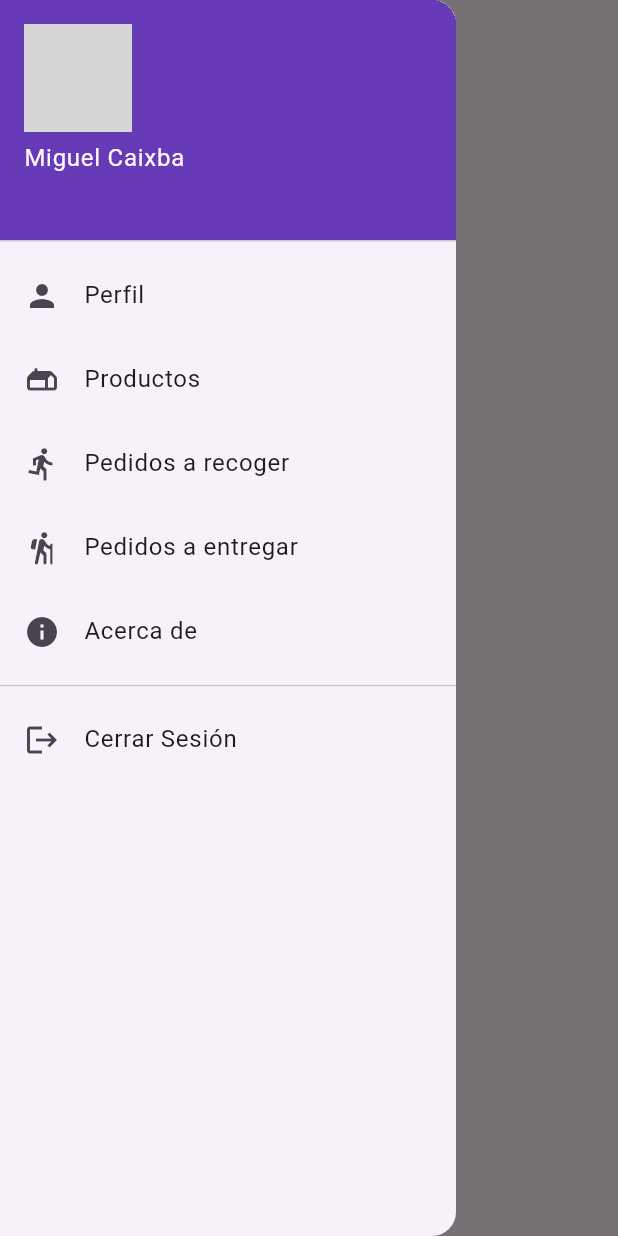
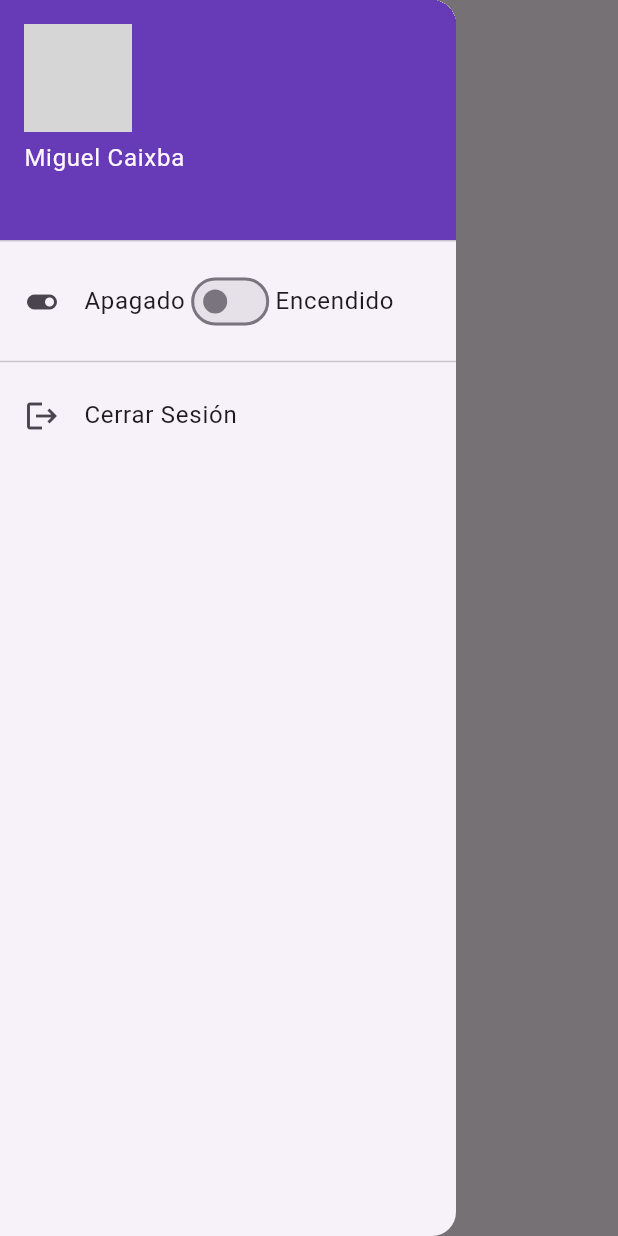
Before and after one commit to basgomcesar/proyectoFoodNow, a Flutter app: the HomeScreen screen opened by its route, with the side drawer open, on a phone screen of 412 x 824 dp. Run offline on Flutter 3.47's test engine with Material 3 defaults, Android fonts, the phone set to English and light mode, and no system bars; our stand-ins replace bloc, dartz, dio, equatable, flutter_bloc, flutter_svg and 3 more; accounts and stored records are empty; network calls fail; grey boxes are pictures that could not be loaded.

Commit message:
Cambios dani

```diff
--- a/lib/features/user/data/datasources/user_remote_data_source.dart
+++ b/lib/features/user/data/datasources/user_remote_data_source.dart
@@ -1,4 +1,3 @@
-import 'dart:typed_data';
 
 import 'package:dio/dio.dart';
 import 'package:loging_app/features/user/data/models/user_model.dart';
--- a/lib/features/user/data/repositories/user_repository_impl.dart
+++ b/lib/features/user/data/repositories/user_repository_impl.dart
@@ -1,4 +1,3 @@
-import 'dart:typed_data';
 
 import 'package:dartz/dartz.dart';
 
--- a/lib/features/user/domain/repositories/user_repository.dart
+++ b/lib/features/user/domain/repositories/user_repository.dart
@@ -1,4 +1,3 @@
-import 'dart:typed_data';
 
 import 'package:dartz/dartz.dart';
 import 'package:loging_app/features/user/domain/entities/user.dart';
--- a/lib/features/user/presentation/bloc/create_profile/create_profile_event.dart
+++ b/lib/features/user/presentation/bloc/create_profile/create_profile_event.dart
@@ -1,4 +1,3 @@
-import 'dart:typed_data';
 
 import 'package:equatable/equatable.dart';
 
--- a/lib/features/user/presentation/screens/CreateProfile.dart
+++ b/lib/features/user/presentation/screens/CreateProfile.dart
@@ -47,7 +47,7 @@ class _CreateProfileContentState extends State<CreateProfileContent> {
   final FocusNode _nameFocusNode = FocusNode();
   final FocusNode _emailFocusNode = FocusNode();
   final FocusNode _passwordFocusNode = FocusNode();
-  bool _isAvailable = true; // Valor predeterminado
+  final bool _isAvailable = true; // Valor predeterminado
 
 //Libera recursos cuando ya no son utilizados
 @override
--- a/lib/features/user/presentation/screens/HomeScreen.dart
+++ b/lib/features/user/presentation/screens/HomeScreen.dart
@@ -3,7 +3,6 @@ import 'package:flutter/material.dart';
 class HomeScreen extends StatefulWidget {
   final String email;
 
-  // Constructor para recibir el correo electrónico
   const HomeScreen({super.key, required this.email});
 
   @override
@@ -11,7 +10,7 @@ class HomeScreen extends StatefulWidget {
 }
 
 class _HomeScreenState extends State<HomeScreen> {
-  // Puedes añadir más variables de estado si es necesario
+  bool _isSwitched = false; // Estado del Switch
 
   @override
   Widget build(BuildContext context) {
@@ -23,58 +22,33 @@ class _HomeScreenState extends State<HomeScreen> {
         child: ListView(
           padding: EdgeInsets.zero,
           children: [
-            // Cabecera del Drawer con información del usuario
             UserAccountsDrawerHeader(
               decoration: const BoxDecoration(
                 color: Colors.deepPurple,
               ),
               accountName: const Text('Miguel Caixba'),
-              accountEmail: Text(widget.email), // Mostrar el correo electrónico pasado
+              accountEmail: Text(widget.email),
               currentAccountPicture: const CircleAvatar(
                 backgroundImage: NetworkImage('https://picsum.photos/200'),
               ),
             ),
-            // Opción de Perfil
+            // Switch directo debajo del nombre
             ListTile(
-              leading: const Icon(Icons.person),
-              title: const Text('Perfil'),
-              onTap: () {
-                Navigator.pop(context); // Cerrar el Drawer
-                Navigator.pushNamed(context, '/perfil', arguments: widget.email);
-              },
-            ),
-            // Otras opciones del Drawer
-            ListTile(
-              leading: const Icon(Icons.gite_rounded),
-              title: const Text('Productos'),
-              onTap: () {
-                Navigator.pop(context);
-                // Navigator.pushNamed(context, '/configuraciones');
-              },
-            ),
-            ListTile(
-              leading: const Icon(Icons.directions_run ),
-              title: const Text('Pedidos a recoger'),
-              onTap: () {
-                Navigator.pop(context);
-                // Navigator.pushNamed(context, '/historial');
-              },
-            ),
-            ListTile(
-              leading: const Icon(Icons.hiking_rounded),
-              title: const Text('Pedidos a entregar'),
-              onTap: () {
-                Navigator.pop(context);
-                // Navigator.pushNamed(context, '/ayuda');
-              },
-            ),
-            ListTile(
-              leading: const Icon(Icons.info),
-              title: const Text('Acerca de'),
-              onTap: () {
-                Navigator.pop(context);
-                // Navigator.pushNamed(context, '/acerca');
-              },
+              leading: const Icon(Icons.toggle_on),
+              title: Row(
+                children: [
+                  const Text('Apagado'),
+                  Switch(
+                    value: _isSwitched,
+                    onChanged: (value) {
+                      setState(() {
+                        _isSwitched = value;
+                      });
+                    },
+                  ),
+                  const Text('Encendido'),
+                ],
+              ),
             ),
             const Divider(),
             ListTile(
@@ -82,7 +56,6 @@ class _HomeScreenState extends State<HomeScreen> {
               title: const Text('Cerrar Sesión'),
               onTap: () {
                 Navigator.pop(context);
-                // Navegar de regreso al LoginScreen y reemplazar la pila de navegación
                 Navigator.pushReplacementNamed(context, '/');
               },
             ),
--- a/lib/features/user/presentation/widgets/actions_buttons.dart
+++ b/lib/features/user/presentation/widgets/actions_buttons.dart
@@ -4,7 +4,7 @@ class ActionButtons extends StatelessWidget {
   final VoidCallback onLoginPressed;
   final VoidCallback onCreateAccountPressed;
 
-  const ActionButtons({Key? key, required this.onLoginPressed, required this.onCreateAccountPressed}) : super(key: key);
+  const ActionButtons({super.key, required this.onLoginPressed, required this.onCreateAccountPressed});
 
   @override
   Widget build(BuildContext context) {
--- a/lib/features/user/presentation/widgets/custom_dropdown_field.dart
+++ b/lib/features/user/presentation/widgets/custom_dropdown_field.dart
@@ -8,13 +8,13 @@ class CustomDropdownField<T> extends StatelessWidget {
   final FormFieldValidator<T>? validator;
 
   const CustomDropdownField({
-    Key? key,
+    super.key,
     required this.labelText,
     required this.items,
     required this.selectedValue,
     required this.onChanged,
     this.validator,
-  }) : super(key: key);
+  });
 
   @override
   Widget build(BuildContext context) {
@@ -22,7 +22,7 @@ class CustomDropdownField<T> extends StatelessWidget {
       value: selectedValue,
       decoration: InputDecoration(
         labelText: labelText,
-        border: OutlineInputBorder(borderRadius: BorderRadius.all(Radius.circular(20))),
+        border: const OutlineInputBorder(borderRadius: BorderRadius.all(Radius.circular(20))),
       ),
       items: items.map((T item) {
         return DropdownMenuItem<T>(
--- a/lib/features/user/presentation/widgets/custom_text_field.dart
+++ b/lib/features/user/presentation/widgets/custom_text_field.dart
@@ -7,12 +7,12 @@ class CustomTextField extends StatelessWidget {
   final String? Function(String?)? validator;
 
   const CustomTextField({
-    Key? key,
+    super.key,
     required this.controller,
     required this.labelText,
     this.keyboardType = TextInputType.text,
     this.validator,
-  }) : super(key: key);
+  });
 
   @override
   Widget build(BuildContext context) {
@@ -20,7 +20,7 @@ class CustomTextField extends StatelessWidget {
       controller: controller,
       decoration: InputDecoration(
         labelText: labelText,
-        border: OutlineInputBorder(borderRadius: BorderRadius.all(Radius.circular(20))),
+        border: const OutlineInputBorder(borderRadius: BorderRadius.all(Radius.circular(20))),
       ),
       keyboardType: keyboardType,
       validator: validator,
--- a/lib/features/user/presentation/widgets/email_field_widget.dart
+++ b/lib/features/user/presentation/widgets/email_field_widget.dart
@@ -9,7 +9,7 @@ class EmailField extends StatelessWidget {
   @override
   Widget build(BuildContext context) {
     return ConstrainedBox(
-      constraints: BoxConstraints(maxWidth: 700),
+      constraints: const BoxConstraints(maxWidth: 700),
       child: Container(
         margin: const EdgeInsets.only(bottom: 20),
         child: TextFormField(
--- a/lib/features/user/presentation/widgets/image_display.dart
+++ b/lib/features/user/presentation/widgets/image_display.dart
@@ -5,7 +5,7 @@ import 'package:flutter/material.dart';
 class ImageDisplay extends StatelessWidget {
   final File? imageFile;
 
-  const ImageDisplay({Key? key, this.imageFile}) : super(key: key);
+  const ImageDisplay({super.key, this.imageFile});
 
   @override
   Widget build(BuildContext context) {
--- a/lib/features/user/presentation/widgets/image_picker_button.dart
+++ b/lib/features/user/presentation/widgets/image_picker_button.dart
@@ -4,7 +4,7 @@ import 'package:flutter/material.dart';
 class ImagePickerButton extends StatelessWidget {
   final VoidCallback onPressed;
 
-  const ImagePickerButton({Key? key, required this.onPressed}) : super(key: key);
+  const ImagePickerButton({super.key, required this.onPressed});
 
   @override
   Widget build(BuildContext context) {
--- a/lib/features/user/presentation/widgets/logo_widget.dart
+++ b/lib/features/user/presentation/widgets/logo_widget.dart
@@ -4,7 +4,7 @@ import 'package:flutter_svg/flutter_svg.dart';
 class LogoWidget extends StatelessWidget {
   final bool isVisible;
 
-  const LogoWidget({Key? key, required this.isVisible}) : super(key: key);
+  const LogoWidget({super.key, required this.isVisible});
 
   @override
   Widget build(BuildContext context) {
--- a/lib/features/user/presentation/widgets/password_field_widget.dart
+++ b/lib/features/user/presentation/widgets/password_field_widget.dart
@@ -8,7 +8,7 @@ class PasswordField extends StatelessWidget {
 
   @override
   Widget build(BuildContext context) {
-    return ConstrainedBox(constraints: BoxConstraints(maxWidth: 700),
+    return ConstrainedBox(constraints: const BoxConstraints(maxWidth: 700),
     child:  Container(
       margin: const EdgeInsets.only(bottom: 20),
       child: TextFormField(
--- a/lib/main.dart
+++ b/lib/main.dart
@@ -1,12 +1,7 @@
 import 'package:flutter/material.dart';
 import 'package:loging_app/core/utils/routes.dart';
-import 'package:loging_app/features/user/data/datasources/user_remote_data_source.dart';
-import 'package:loging_app/features/user/data/repositories/user_repository_impl.dart';
-import 'package:loging_app/features/user/domain/repositories/user_repository.dart';
-import 'package:loging_app/features/user/domain/use_cases/create_profile_use_case.dart';
 import 'package:loging_app/features/user/presentation/bloc/create_profile/create_profile_bloc.dart';
 import 'package:loging_app/injection_container.dart' as di;
-import 'package:loging_app/injection_container.dart';
 import 'package:provider/provider.dart';
 
 import 'features/user/presentation/bloc/login_user/login_user_bloc.dart';
```
Also changed, not shown: lib/features/user/data/models/user_model.dart (+7 -14 lines), lib/features/user/presentation/screens/Switch.dart (added, +23 -0 lines), lib/features/user/presentation/widgets/header_logo.dart (+4 -4 lines), pubspec.lock, 2 other files.
